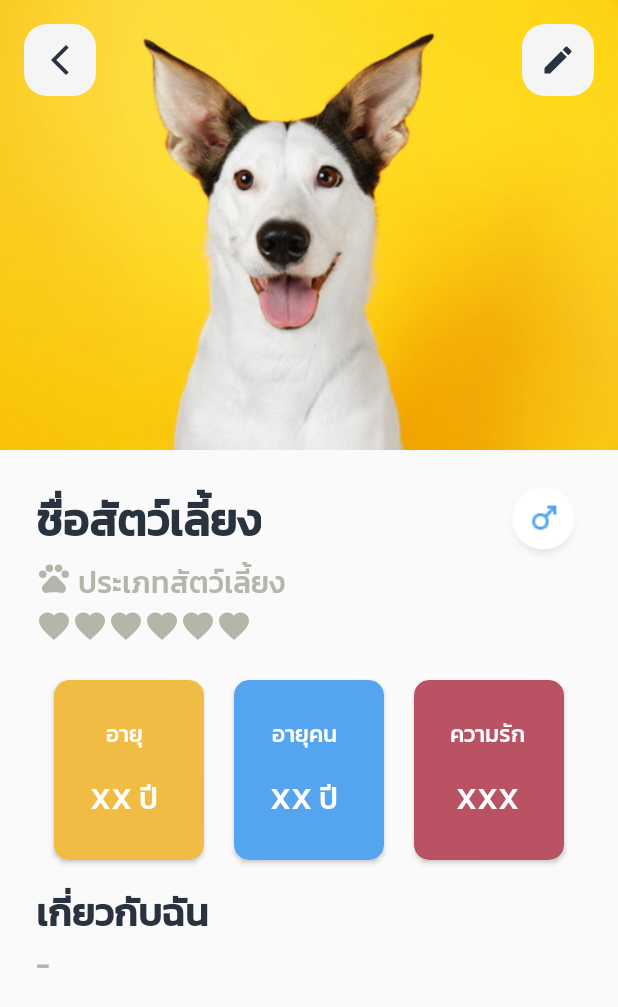
After one commit to natersland/pet-hero-NativeAndroid, an Android app: the fragment PetDetailFragment shown on its own in the app's theme, on a phone screen of 412 x 824 dp. The commit adds this screen. Shown: the top 1007 px of the screen. Run offline under Robolectric (Android 15) with nearby library versions, the phone set to English and light mode, and no system bars.

Commit message:
styled: finished pet detail screen

```diff
--- a/app/src/main/java/naters/fantasy/pethero/HomeScreenFragment.kt
+++ b/app/src/main/java/naters/fantasy/pethero/HomeScreenFragment.kt
@@ -18,6 +18,7 @@ import naters.fantasy.pethero.databinding.FragmentHomeScreenBinding
 import naters.fantasy.pethero.model.PetData
 import naters.fantasy.pethero.model.PetType
 import com.google.firebase.Timestamp
+import com.google.firebase.firestore.Query
 
 class HomeScreenFragment : Fragment() {
 
--- /dev/null
+++ b/app/src/main/java/naters/fantasy/pethero/PetDetailFragment.kt
@@ -0,0 +1,30 @@
+package naters.fantasy.pethero
+
+import android.os.Bundle
+import androidx.fragment.app.Fragment
+import android.view.LayoutInflater
+import android.view.View
+import android.view.ViewGroup
+import androidx.navigation.findNavController
+import naters.fantasy.pethero.databinding.FragmentCreateNewPetSelectTypeBinding
+import naters.fantasy.pethero.databinding.FragmentPetDetailBinding
+import naters.fantasy.pethero.model.PetType
+
+class PetDetailFragment : Fragment() {
+
+
+    private val binding: FragmentPetDetailBinding by lazy {
+        FragmentPetDetailBinding.inflate(layoutInflater)
+    }
+    private var selectedType: PetType = PetType.cat
+    override fun onCreateView(
+        inflater: LayoutInflater,
+        container: ViewGroup?,
+        savedInstanceState: Bundle?
+    ): View? {
+
+        return binding.root
+    }
+
+
+}
--- /dev/null
+++ b/app/src/main/res/drawable-v24/shape_pet_detail.xml
@@ -0,0 +1,8 @@
+<?xml version="1.0" encoding="utf-8"?>
+<shape xmlns:android="http://schemas.android.com/apk/res/android">
+    <solid android:color="@color/white"/>
+    <corners
+        android:topRightRadius="40dp"
+        android:topLeftRadius="40dp"
+        />
+</shape>
--- /dev/null
+++ b/app/src/main/res/drawable/ic_baseline_edit_24.xml
@@ -0,0 +1,5 @@
+<vector android:height="24dp" android:tint="@color/black_brand"
+    android:viewportHeight="24" android:viewportWidth="24"
+    android:width="24dp" xmlns:android="http://schemas.android.com/apk/res/android">
+    <path android:fillColor="@android:color/white" android:pathData="M3,17.25V21h3.75L17.81,9.94l-3.75,-3.75L3,17.25zM20.71,7.04c0.39,-0.39 0.39,-1.02 0,-1.41l-2.34,-2.34c-0.39,-0.39 -1.02,-0.39 -1.41,0l-1.83,1.83 3.75,3.75 1.83,-1.83z"/>
+</vector>
--- a/app/src/main/res/drawable/ic_baseline_pets_24.xml
+++ b/app/src/main/res/drawable/ic_baseline_pets_24.xml
@@ -1,6 +1,6 @@
-<vector android:alpha="0.33" android:height="100dp"
-    android:tint="#00FFFFFF" android:viewportHeight="24"
-    android:viewportWidth="24" android:width="100dp" xmlns:android="http://schemas.android.com/apk/res/android">
+<vector android:height="24dp" android:tint="@color/hard_gray_brand"
+    android:viewportHeight="24" android:viewportWidth="24"
+    android:width="24dp" xmlns:android="http://schemas.android.com/apk/res/android">
     <path android:fillColor="@android:color/white" android:pathData="M4.5,9.5m-2.5,0a2.5,2.5 0,1 1,5 0a2.5,2.5 0,1 1,-5 0"/>
     <path android:fillColor="@android:color/white" android:pathData="M9,5.5m-2.5,0a2.5,2.5 0,1 1,5 0a2.5,2.5 0,1 1,-5 0"/>
     <path android:fillColor="@android:color/white" android:pathData="M15,5.5m-2.5,0a2.5,2.5 0,1 1,5 0a2.5,2.5 0,1 1,-5 0"/>
--- a/app/src/main/res/layout-v26/fragment_create_new_pet.xml
+++ b/app/src/main/res/layout-v26/fragment_create_new_pet.xml
@@ -98,7 +98,8 @@
             android:layout_marginTop="8dp"
             android:maxLength="15"
             android:background="@drawable/shape_button_background_gray_normal"
-            android:hint="ฟักทอง"
+            android:hint="รีฮันน่า"
+            android:textColorHint="@color/hard_gray_brand"
             app:layout_constraintEnd_toEndOf="parent"
             app:layout_constraintStart_toStartOf="@id/create_pet_name"
             app:layout_constraintTop_toBottomOf="@id/create_pet_name" />
@@ -202,6 +203,7 @@
             app:layout_constraintEnd_toEndOf="parent"
             app:layout_constraintStart_toStartOf="parent"
             android:hint="เวลาว่างชอบดูโดเรม่อน"
+            android:textColorHint="@color/hard_gray_brand"
             app:layout_constraintTop_toBottomOf="@id/about_pet_text" />
 
     </androidx.constraintlayout.widget.ConstraintLayout>
--- a/app/src/main/res/layout-v26/fragment_create_new_pet_select_type.xml
+++ b/app/src/main/res/layout-v26/fragment_create_new_pet_select_type.xml
@@ -10,7 +10,7 @@
         android:id="@+id/create_new_pet_header"
         android:layout_width="match_parent"
         android:layout_height="80dp"
-        android:background="@drawable/shape_header_bar"
+        android:sty="@drawable/shape_header_bar"
         android:backgroundTint="@color/blue_brand"
         app:layout_constraintStart_toStartOf="parent"
         app:layout_constraintTop_toTopOf="parent">
--- a/app/src/main/res/layout/fragment_home_screen.xml
+++ b/app/src/main/res/layout/fragment_home_screen.xml
@@ -59,7 +59,6 @@
         app:layoutManager="LinearLayoutManager"
         app:layout_constraintStart_toStartOf="parent"
         app:layout_constraintTop_toBottomOf="@+id/my_pet_list_header"
-        tools:itemCount="10"
         tools:listitem="@layout/view_pet_card" />
 
     <com.google.android.material.floatingactionbutton.FloatingActionButton
--- /dev/null
+++ b/app/src/main/res/layout/fragment_pet_detail.xml
@@ -0,0 +1,308 @@
+<?xml version="1.0" encoding="utf-8"?>
+<androidx.constraintlayout.widget.ConstraintLayout xmlns:android="http://schemas.android.com/apk/res/android"
+    xmlns:app="http://schemas.android.com/apk/res-auto"
+    xmlns:tools="http://schemas.android.com/tools"
+    android:layout_width="match_parent"
+    android:layout_height="match_parent"
+    tools:context=".PetDetailFragment">
+
+
+    <androidx.constraintlayout.widget.ConstraintLayout
+        android:id="@+id/header_zone"
+        android:layout_width="match_parent"
+        android:layout_height="wrap_content"
+        app:layout_constraintTop_toTopOf="parent"
+        app:layout_constraintStart_toStartOf="parent">
+
+        <ImageView
+            android:id="@+id/imageView"
+            android:layout_width="wrap_content"
+            android:layout_height="300dp"
+            android:src="@drawable/dog_1"
+            android:adjustViewBounds="true"
+            app:layout_constraintTop_toTopOf="parent"
+            app:layout_constraintStart_toStartOf="parent"
+            android:scaleType="centerCrop"/>
+
+        <ImageButton
+            android:id="@+id/btn_back"
+            android:layout_width="48dp"
+            android:layout_height="48dp"
+            android:layout_margin="16dp"
+            android:background="@drawable/shape_button_background_gray_normal"
+            android:src="@drawable/ic_baseline_arrow_back_ios_new_24"
+            app:layout_constraintStart_toStartOf="parent"
+            app:layout_constraintTop_toTopOf="parent"
+            android:textSize="25sp" />
+
+        <ImageButton
+            android:id="@+id/btn_option"
+            android:layout_width="48dp"
+            android:layout_height="48dp"
+            android:layout_margin="16dp"
+            android:background="@drawable/shape_button_background_gray_normal"
+            android:src="@drawable/ic_baseline_edit_24"
+            app:layout_constraintEnd_toEndOf="parent"
+            app:layout_constraintTop_toTopOf="parent"
+            android:textSize="25sp" />
+    </androidx.constraintlayout.widget.ConstraintLayout>
+    <TextView
+        android:id="@+id/pet_name"
+        android:layout_width="wrap_content"
+        android:layout_height="wrap_content"
+        app:layout_constraintTop_toBottomOf="@+id/header_zone"
+        app:layout_constraintStart_toStartOf="parent"
+        android:text="@string/pet_name"
+        android:textSize="30sp"
+        android:textStyle="bold"
+        android:textColor="@color/black_brand"
+        android:layout_margin="24dp"/>
+    <ImageView
+        android:id="@+id/ic_paw"
+        android:layout_width="wrap_content"
+        android:layout_height="wrap_content"
+        android:src="@drawable/ic_baseline_pets_24"
+        app:layout_constraintTop_toBottomOf="@id/pet_name"
+        app:layout_constraintStart_toStartOf="parent"
+        android:layout_marginStart="24dp"
+        android:layout_marginTop="4dp"/>
+    <TextView
+        android:id="@+id/pet_type_text"
+        android:layout_width="wrap_content"
+        android:layout_height="wrap_content"
+        android:text="@string/pet_type"
+        android:textSize="20sp"
+        app:layout_constraintStart_toEndOf="@id/ic_paw"
+        app:layout_constraintTop_toBottomOf="@id/pet_name"
+        android:layout_marginStart="4dp"
+        android:textColor="@color/hard_gray_brand"
+        android:layout_marginTop="4dp"/>
+
+    <!--                Hearts-->
+    <LinearLayout
+        android:id="@+id/heart_rating"
+        android:layout_width="match_parent"
+        android:layout_height="wrap_content"
+        android:orientation="horizontal"
+        app:layout_constraintTop_toBottomOf="@id/ic_paw"
+        app:layout_constraintStart_toStartOf="parent"
+        android:layout_marginTop="8dp"
+        android:layout_marginStart="24dp">
+
+        <ImageView
+            android:id="@+id/ic_heart1"
+            android:layout_width="wrap_content"
+            android:layout_height="match_parent"
+            android:src="@drawable/ic_baseline_favorite_24_gray" />
+
+        <ImageView
+            android:id="@+id/ic_heart2"
+            android:layout_width="wrap_content"
+            android:layout_height="match_parent"
+            android:src="@drawable/ic_baseline_favorite_24_gray" />
+
+        <ImageView
+            android:id="@+id/ic_heart3"
+            android:layout_width="wrap_content"
+            android:layout_height="match_parent"
+            android:src="@drawable/ic_baseline_favorite_24_gray" />
+
+        <ImageView
+            android:id="@+id/ic_heart4"
+            android:layout_width="wrap_content"
+            android:layout_height="match_parent"
+            android:src="@drawable/ic_baseline_favorite_24_gray" />
+
+        <ImageView
+            android:id="@+id/ic_heart5"
+            android:layout_width="wrap_content"
+            android:layout_height="match_parent"
+            android:src="@drawable/ic_baseline_favorite_24_gray" />
+
+        <ImageView
+            android:id="@+id/ic_heart6"
+            android:layout_width="wrap_content"
+            android:layout_height="match_parent"
+            android:src="@drawable/ic_baseline_favorite_24_gray" />
+    </LinearLayout>
+    <ImageView
+        android:layout_width="wrap_content"
+        android:layout_height="wrap_content"
+        android:src="@drawable/sex_male"
+        app:layout_constraintEnd_toEndOf="parent"
+        app:layout_constraintTop_toBottomOf="@id/header_zone"
+        android:layout_margin="24dp"/>
+
+    <LinearLayout
+        android:id="@+id/pet_details"
+        android:layout_width="match_parent"
+        android:layout_height="wrap_content"
+        app:layout_constraintTop_toBottomOf="@id/heart_rating"
+        app:layout_constraintStart_toStartOf="parent"
+        android:gravity="center"
+        android:layout_marginTop="8dp"
+        >
+
+        <androidx.cardview.widget.CardView
+            android:layout_width="100dp"
+            android:layout_height="120dp"
+            android:layout_gravity="center"
+            android:backgroundTint="@color/yellow_brand"
+            app:cardCornerRadius="10dp"
+            android:layout_margin="4dp"
+            >
+
+            <androidx.constraintlayout.widget.ConstraintLayout
+                android:layout_width="wrap_content"
+                android:layout_height="wrap_content"
+                android:padding="24dp">
+
+                <TextView
+                    android:id="@+id/tv_age_text"
+                    android:layout_width="wrap_content"
+                    android:layout_height="wrap_content"
+                    android:text="@string/age"
+                    android:textColor="@color/white"
+                    android:textSize="15sp"
+                    app:layout_constraintBottom_toTopOf="@+id/tv_age_value"
+                    app:layout_constraintEnd_toEndOf="parent"
+                    app:layout_constraintStart_toStartOf="parent"
+                    app:layout_constraintTop_toTopOf="parent"
+                    app:layout_constraintVertical_chainStyle="packed" />
+
+                <TextView
+                    android:id="@+id/tv_age_value"
+                    android:layout_width="wrap_content"
+                    android:layout_height="wrap_content"
+                    android:layout_marginTop="16dp"
+                    android:text="@string/placeholder_age"
+                    android:textColor="@color/white"
+                    android:textSize="20sp"
+                    app:layout_constraintBottom_toBottomOf="parent"
+                    app:layout_constraintEnd_toEndOf="parent"
+                    app:layout_constraintHorizontal_bias="0.5"
+                    app:layout_constraintStart_toStartOf="parent"
+                    app:layout_constraintTop_toBottomOf="@+id/tv_age_text" />
+            </androidx.constraintlayout.widget.ConstraintLayout>
+        </androidx.cardview.widget.CardView>
+        <androidx.cardview.widget.CardView
+            android:layout_width="100dp"
+            android:layout_height="120dp"
+            android:layout_gravity="center"
+            android:backgroundTint="@color/blue_brand"
+            app:cardCornerRadius="10dp"
+            android:layout_margin="16dp"
+
+            >
+            <androidx.constraintlayout.widget.ConstraintLayout
+                android:layout_width="wrap_content"
+                android:layout_height="wrap_content"
+                android:padding="24dp"
+                >
+
+                <TextView
+                    android:id="@+id/tv_human_age_text"
+                    android:layout_width="wrap_content"
+                    android:layout_height="wrap_content"
+                    android:textColor="@color/white"
+                    android:text="@string/human_age"
+                    android:textSize="15sp"
+                    app:layout_constraintBottom_toTopOf="@+id/tv_human_age_value"
+                    app:layout_constraintEnd_toEndOf="parent"
+                    app:layout_constraintHorizontal_bias="0.5"
+                    app:layout_constraintVertical_chainStyle="packed"
+                    app:layout_constraintStart_toStartOf="parent"
+                    app:layout_constraintTop_toTopOf="parent" />
+
+                <TextView
+                    android:id="@+id/tv_human_age_value"
+                    android:layout_width="wrap_content"
+                    android:layout_height="wrap_content"
+                    android:textColor="@color/white"
+                    android:textSize="20sp"
+                    android:text="@string/placeholder_age"
+                    android:layout_marginTop="16dp"
+                    app:layout_constraintBottom_toBottomOf="parent"
+                    app:layout_constraintEnd_toEndOf="parent"
+                    app:layout_constraintHorizontal_bias="0.5"
+                    app:layout_constraintStart_toStartOf="parent"
+                    app:layout_constraintTop_toBottomOf="@+id/tv_human_age_text" />
+            </androidx.constraintlayout.widget.ConstraintLayout>
+        </androidx.cardview.widget.CardView>
+        <androidx.cardview.widget.CardView
+            android:layout_width="100dp"
+            android:layout_height="120dp"
+            android:layout_gravity="center"
+            android:backgroundTint="@color/red_brand"
+            app:cardCornerRadius="10dp"
+            android:layout_margin="4dp"
+
+            >
+            <androidx.constraintlayout.widget.ConstraintLayout xmlns:android="http://schemas.android.com/apk/res/android"
+                xmlns:tools="http://schemas.android.com/tools"
+                android:layout_width="wrap_content"
+                android:layout_height="wrap_content"
+                android:padding="24dp"
+                >
+
+                <TextView
+                    android:id="@+id/tv_love_point_text"
+                    android:layout_width="wrap_content"
+                    android:layout_height="wrap_content"
+                    android:textColor="@color/white"
+                    android:text="@string/lovepoint_text"
+                    android:textSize="15sp"
+                    app:layout_constraintBottom_toTopOf="@+id/tv_love_point_value"
+                    app:layout_constraintEnd_toEndOf="parent"
+                    app:layout_constraintVertical_chainStyle="packed"
+                    app:layout_constraintStart_toStartOf="parent"
+                    app:layout_constraintTop_toTopOf="parent" />
+
+                <TextView
+                    android:id="@+id/tv_love_point_value"
+                    android:layout_width="wrap_content"
+                    android:layout_height="wrap_content"
+                    android:textColor="@color/white"
+                    android:textSize="20sp"
+                    android:text="XXX"
+                    android:layout_marginTop="16dp"
+                    app:layout_constraintBottom_toBottomOf="parent"
+                    app:layout_constraintEnd_toEndOf="parent"
+                    app:layout_constraintHorizontal_bias="0.5"
+                    app:layout_constraintStart_toStartOf="parent"
+                    app:layout_constraintTop_toBottomOf="@+id/tv_love_point_text" />
+            </androidx.constraintlayout.widget.ConstraintLayout>
+        </androidx.cardview.widget.CardView>
+    </LinearLayout>
+    <TextView
+        android:id="@+id/tv_about_me"
+        android:layout_width="match_parent"
+        android:layout_height="wrap_content"
+        android:text="@string/about_me"
+        android:textSize="25sp"
+        android:textStyle="bold"
+        app:layout_constraintTop_toBottomOf="@id/pet_details"
+        app:layout_constraintStart_toStartOf="parent"
+        android:layout_marginStart="24dp"
+        android:textColor="@color/black_brand"
+        />
+    <ScrollView
+        android:layout_width="match_parent"
+        android:layout_height="wrap_content"
+        app:layout_constraintTop_toBottomOf="@id/tv_about_me"
+        app:layout_constraintStart_toStartOf="parent"
+        android:layout_marginEnd="24dp"
+        android:layout_marginStart="24dp"
+        >
+
+        <TextView
+            android:id="@+id/tv_about_me_value"
+            android:layout_width="match_parent"
+            android:layout_height="wrap_content"
+            android:text="@string/placeholder_none"
+            android:textColor="@color/hard_gray_brand"
+            android:textSize="20sp"
+            />
+    </ScrollView>
+
+</androidx.constraintlayout.widget.ConstraintLayout>
--- a/app/src/main/res/values/strings.xml
+++ b/app/src/main/res/values/strings.xml
@@ -43,5 +43,11 @@
     <string name="dog">สุนัข</string>
     <!-- TODO: Remove or change this placeholder text -->
     <string name="hello_blank_fragment">Hello blank fragment</string>
+    <string name="pet_type">ประเภทสัตว์เลี้ยง</string>
+    <string name="age">อายุ</string>
+    <string name="human_age">อายุคน</string>
+    <string name="placeholder_age">XX ปี</string>
+    <string name="lovepoint_text">ความรัก</string>
+    <string name="placeholder_none">-</string>
 
 </resources>
```
Also changed, not shown: app/src/main/java/naters/fantasy/pethero/adapter/PetAdapter.kt (+1 -7 lines), app/src/main/res/drawable/sex_female.png (added), app/src/main/res/drawable/sex_female_active.png (added), app/src/main/res/drawable/sex_male.png (added), app/src/main/res/drawable/sex_male_active.png (added).
